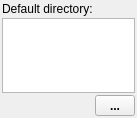
Qt form src/plugins/filestreamsmanager/filestreamsoptionswidget2.ui (xnamed/vacuum-im) before a commit.
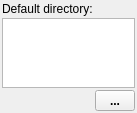
The same form after that commit.

```diff
--- a/src/plugins/filestreamsmanager/filestreamsoptionswidget2.ui
+++ b/src/plugins/filestreamsmanager/filestreamsoptionswidget2.ui
@@ -7,7 +7,7 @@
     <x>0</x>
     <y>0</y>
     <width>137</width>
-    <height>118</height>
+    <height>103</height>
    </rect>
   </property>
   <property name="sizePolicy">
```
